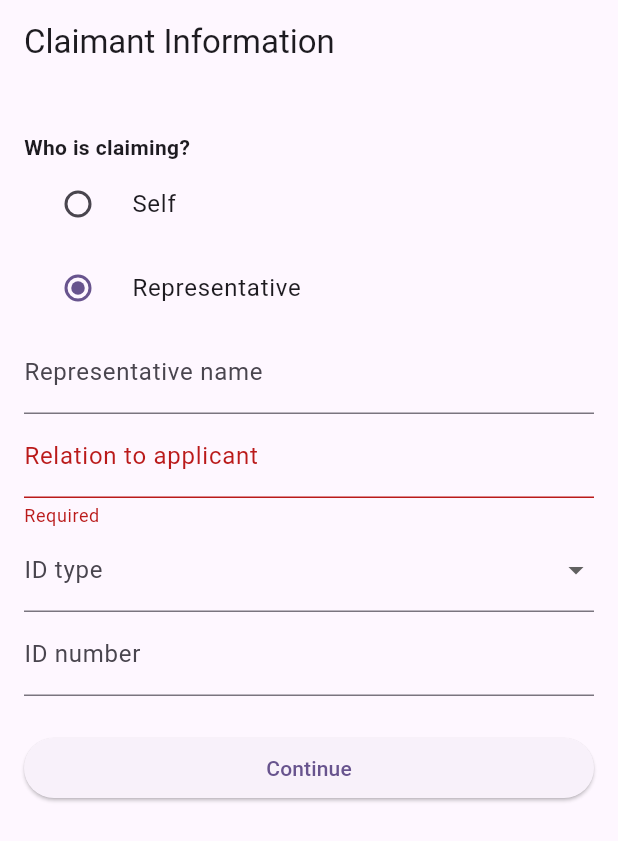
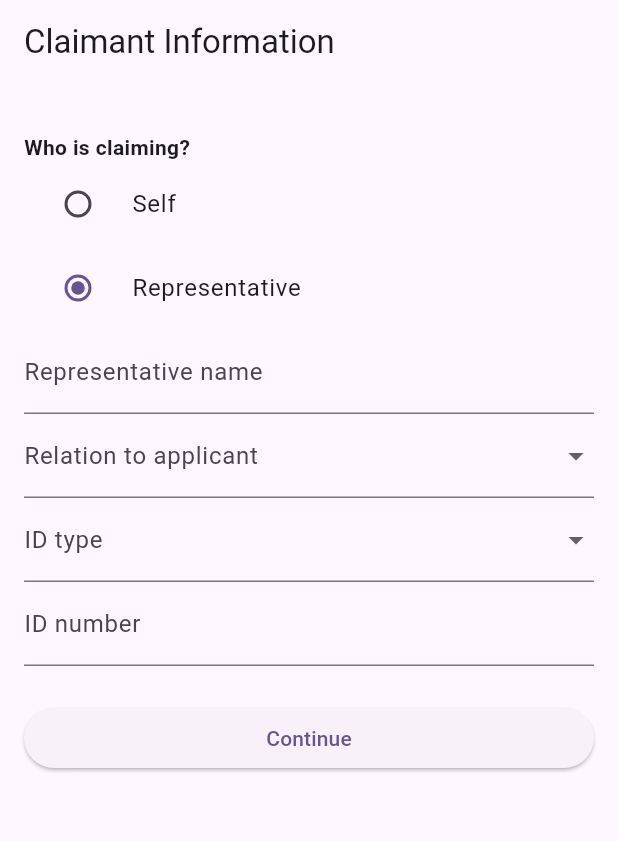
Before and after one commit to g8devt/QRScannerLGU, a Flutter app: the ClaimantInfoPage screen opened directly, after a tap on "Continue", after a tap on "Representative", on a phone screen of 412 x 824 dp. Shown: the top 841 px of the screen. Run offline on Flutter 3.47's test engine with Material 3 defaults, Android fonts, the phone set to English and light mode, and no system bars; our stand-ins replace equatable, flutter_bloc, image_picker; missing offline and left inert: mobile_scanner.

Commit message:
update claimant info

```diff
--- /dev/null
+++ b/lib/core/constants/claimant_options.dart
@@ -0,0 +1,31 @@
+/// Government-issued ID types accepted for claimant verification in the
+/// Philippines. Matches the standard "valid ID" list LGUs and banks use for
+/// over-the-counter identity checks.
+const List<String> philippineIdTypes = [
+  'Philippine Passport',
+  "Driver's License",
+  'UMID (SSS/GSIS/PhilHealth/Pag-IBIG)',
+  'PhilSys National ID',
+  'PhilHealth ID',
+  'Postal ID',
+  "Voter's ID / Voter's Certification",
+  'PRC ID',
+  'TIN ID',
+  'Senior Citizen ID',
+  'PWD ID',
+  'Barangay ID',
+  'Other',
+];
+
+/// Common relationships between a representative claimant and the applicant.
+const List<String> claimantRelations = [
+  'Spouse',
+  'Child',
+  'Parent',
+  'Sibling',
+  'Grandchild',
+  'Grandparent',
+  'Guardian',
+  'Relative',
+  'Other',
+];
--- a/lib/features/social_service_claim/presentation/pages/claimant_info_page.dart
+++ b/lib/features/social_service_claim/presentation/pages/claimant_info_page.dart
@@ -1,29 +1,11 @@
 import 'package:flutter/material.dart';
 import 'package:flutter_bloc/flutter_bloc.dart';
 
+import '../../../../core/constants/claimant_options.dart';
 import '../../domain/entities/claimant_info.dart';
 import '../bloc/claim_bloc.dart';
 import '../bloc/claim_event.dart';
 import 'confirm_identity_page.dart';
-
-/// Government-issued ID types accepted for claimant verification in the
-/// Philippines. Matches the standard "valid ID" list LGUs and banks use for
-/// over-the-counter identity checks.
-const List<String> philippineIdTypes = [
-  'Philippine Passport',
-  "Driver's License",
-  'UMID (SSS/GSIS/PhilHealth/Pag-IBIG)',
-  'PhilSys National ID',
-  'PhilHealth ID',
-  'Postal ID',
-  "Voter's ID / Voter's Certification",
-  'PRC ID',
-  'TIN ID',
-  'Senior Citizen ID',
-  'PWD ID',
-  'Barangay ID',
-  'Other',
-];
 
 class ClaimantInfoPage extends StatefulWidget {
   const ClaimantInfoPage({super.key});
@@ -35,26 +17,30 @@
 class _ClaimantInfoPageState extends State<ClaimantInfoPage> {
   ClaimantType _type = ClaimantType.self;
   String? _idType;
+  String? _relation;
   final _nameController = TextEditingController();
-  final _relationController = TextEditingController();
   final _idNumberController = TextEditingController();
+  final _otherIdTypeController = TextEditingController();
+  final _otherRelationController = TextEditingController();
   final _formKey = GlobalKey<FormState>();
 
   @override
   void dispose() {
     _nameController.dispose();
-    _relationController.dispose();
     _idNumberController.dispose();
+    _otherIdTypeController.dispose();
+    _otherRelationController.dispose();
     super.dispose();
   }
 
   void _continue() {
     if (!_formKey.currentState!.validate()) return;
+    final relation = _relation == 'Other' ? _otherRelationController.text.trim() : (_relation ?? '');
     final info = ClaimantInfo(
       type: _type,
       name: _type == ClaimantType.representative ? _nameController.text.trim() : '',
-      relation: _type == ClaimantType.representative ? _relationController.text.trim() : '',
-      idType: _idType ?? '',
+      relation: _type == ClaimantType.representative ? relation : '',
+      idType: _idType == 'Other' ? _otherIdTypeController.text.trim() : (_idType ?? ''),
       idNumber: _idNumberController.text.trim(),
     );
     context.read<ClaimBloc>().add(ClaimantInfoSaved(info));
@@ -98,11 +84,21 @@
                   decoration: const InputDecoration(labelText: 'Representative name'),
                   validator: (v) => (v == null || v.trim().isEmpty) ? 'Required' : null,
                 ),
-                TextFormField(
-                  controller: _relationController,
+                DropdownButtonFormField<String>(
+                  initialValue: _relation,
                   decoration: const InputDecoration(labelText: 'Relation to applicant'),
-                  validator: (v) => (v == null || v.trim().isEmpty) ? 'Required' : null,
+                  items: [
+                    for (final relation in claimantRelations) DropdownMenuItem(value: relation, child: Text(relation)),
+                  ],
+                  onChanged: (v) => setState(() => _relation = v),
+                  validator: (v) => (v == null || v.isEmpty) ? 'Required' : null,
                 ),
+                if (_relation == 'Other')
+                  TextFormField(
+                    controller: _otherRelationController,
+                    decoration: const InputDecoration(labelText: 'Specify relation'),
+                    validator: (v) => (v == null || v.trim().isEmpty) ? 'Required' : null,
+                  ),
               ],
               DropdownButtonFormField<String>(
                 initialValue: _idType,
@@ -113,6 +109,12 @@
                 onChanged: (v) => setState(() => _idType = v),
                 validator: (v) => (v == null || v.isEmpty) ? 'Required' : null,
               ),
+              if (_idType == 'Other')
+                TextFormField(
+                  controller: _otherIdTypeController,
+                  decoration: const InputDecoration(labelText: 'Specify ID type'),
+                  validator: (v) => (v == null || v.trim().isEmpty) ? 'Required' : null,
+                ),
               TextFormField(
                 controller: _idNumberController,
                 decoration: const InputDecoration(labelText: 'ID number'),
```
